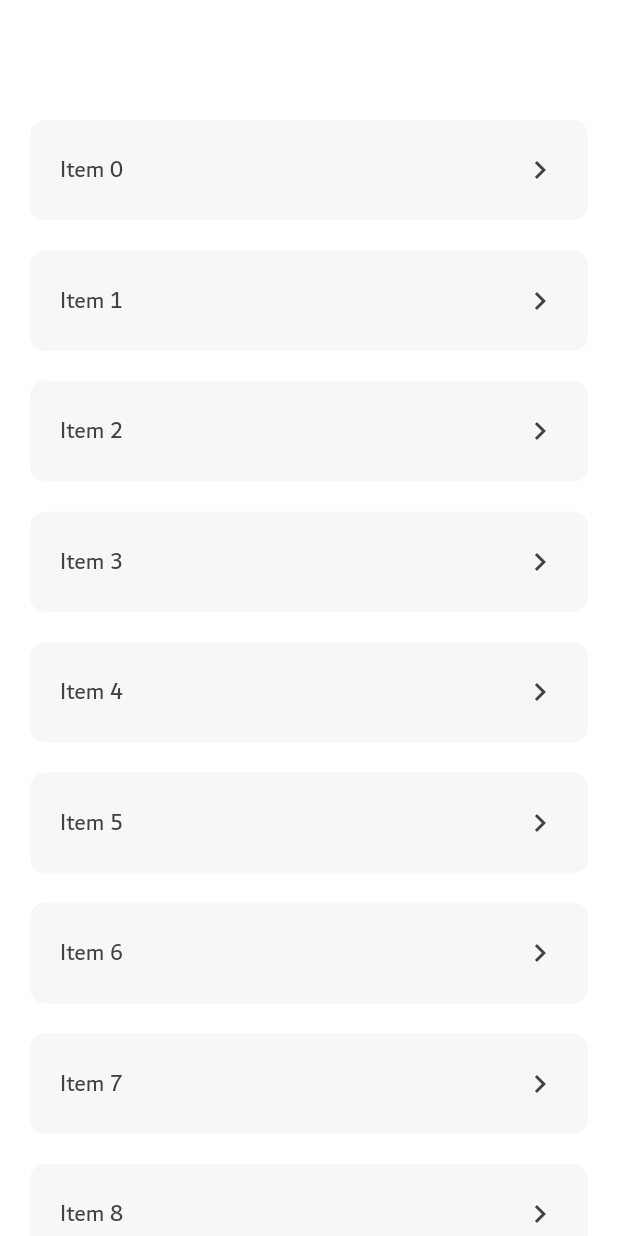
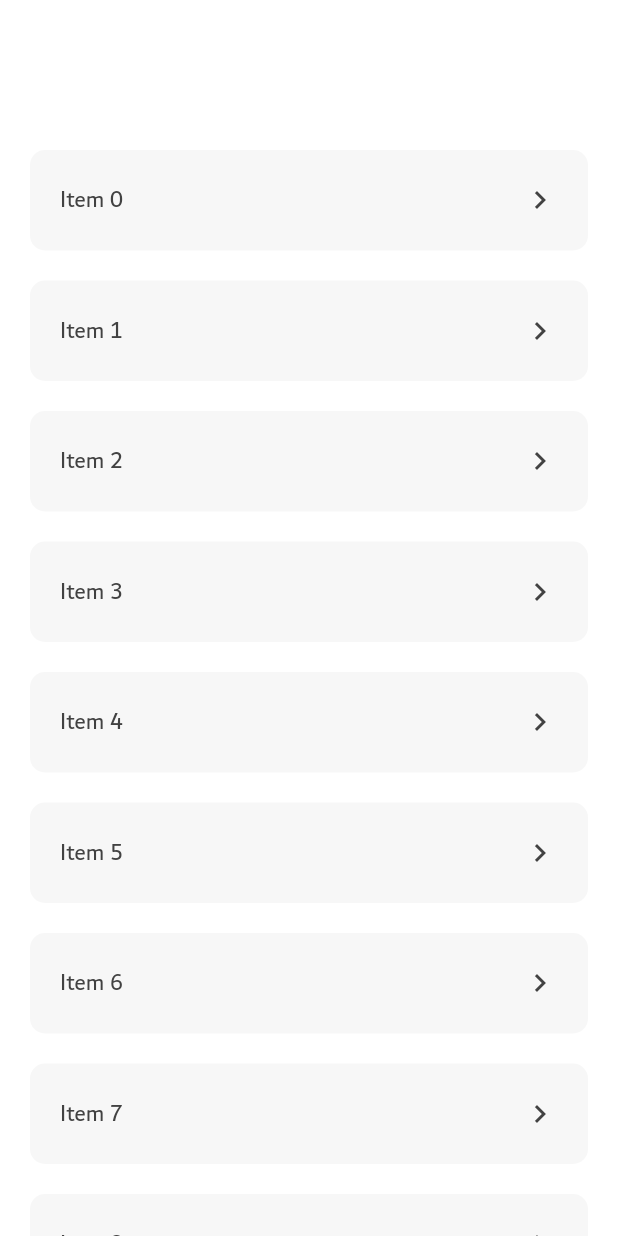
Before and after one commit to msal4/hassah_book_flutter, a Flutter app: the CategoriesPage widget shown alone on an empty page, opened directly, on a phone screen of 412 x 824 dp. Run offline on Flutter 3.47's test engine with Material 2 defaults, Android fonts, the phone set to English and light mode, and no system bars; our stand-ins replace dio, equatable, flutter_hooks, flutter_slidable, flutter_svg, graphql_flutter and 1 more; missing offline and left inert: artemis, gql; accounts and stored records are empty; generated files the repository leaves out were written again; network calls fail.

Commit message:
remove safearea and add padding manually to ensure consistency accross tabs

```diff
--- a/lib/app/pages/categories.dart
+++ b/lib/app/pages/categories.dart
@@ -9,16 +9,18 @@ class CategoriesPage extends HookWidget {
   @override
   Widget build(BuildContext context) {
     final textTheme = Theme.of(context).textTheme;
+    final padding = MediaQuery.of(context).padding;
 
-    return SafeArea(
-      child: ListView.separated(
-        padding: EdgeInsets.all(kDefaultPadding).copyWith(top: kAppBarHeight),
-        itemBuilder: (context, idx) {
-          return _buildCategoryItem(idx, textTheme);
-        },
-        separatorBuilder: (context, idx) => SizedBox(height: kDefaultPadding),
-        itemCount: categoriesList.length,
+    return ListView.separated(
+      padding: EdgeInsets.all(kDefaultPadding).copyWith(
+        top: padding.top + kAppBarHeight + kDefaultPadding,
+        bottom: padding.bottom,
       ),
+      itemBuilder: (context, idx) {
+        return _buildCategoryItem(idx, textTheme);
+      },
+      separatorBuilder: (context, idx) => SizedBox(height: kDefaultPadding),
+      itemCount: categoriesList.length,
     );
   }
 
```
